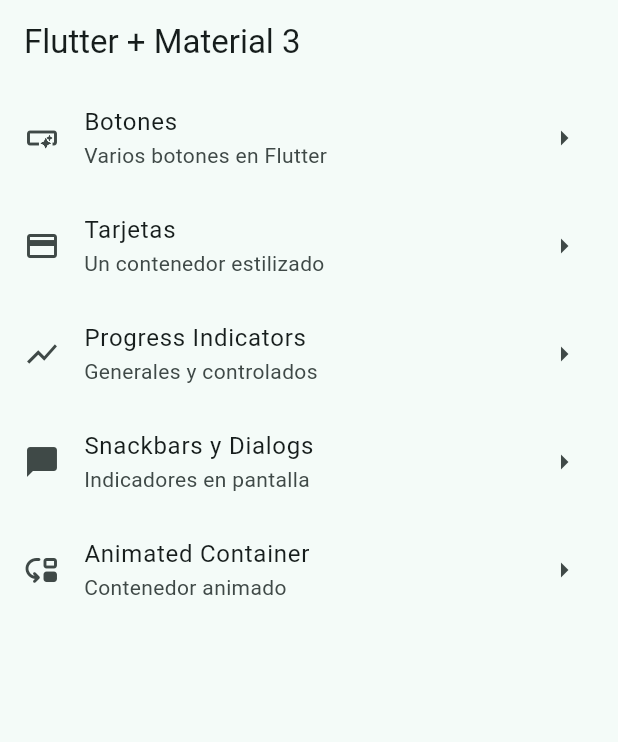
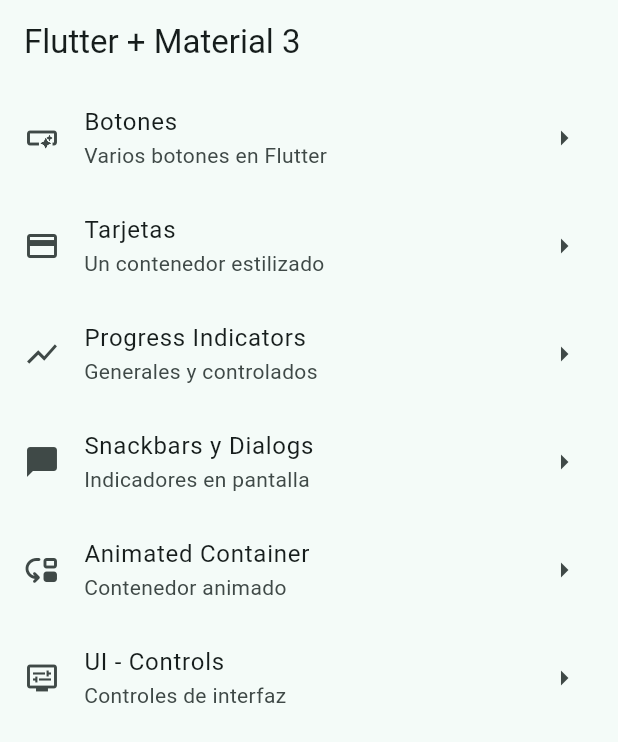
Before and after one commit to auth3rz/app_widgets, a Flutter app: the screen it shows after launch, on a phone screen of 412 x 824 dp. Shown: the top 742 px of the screen. Run offline on Flutter 3.47's test engine with Material 3 defaults, Android fonts, the phone set to English and light mode, and no system bars; our stand-ins replace go_router.

Commit message:
DRY aplicado en ui controls

```diff
--- a/lib/config/goRuter/go_router.dart
+++ b/lib/config/goRuter/go_router.dart
@@ -45,5 +45,12 @@
         return const AnimatedScreen();
       },
     ),
+    GoRoute(
+      path: '/ui-controls',
+      name: UiControlsScreen.name,
+      builder: (context, state) {
+        return const UiControlsScreen();
+      },
+    ),
   ],
 );
--- a/lib/menu/menu_item.dart
+++ b/lib/menu/menu_item.dart
@@ -45,4 +45,10 @@
     link: '/animated',
     icon: Icons.move_down_rounded,
   ),
+  MenuItem(
+    title: 'UI - Controls',
+    subTitle: 'Controles de interfaz',
+    link: '/ui-controls',
+    icon: Icons.display_settings,
+  ),
 ];
```
Also changed, not shown: lib/presentation/screens/ui_controls/ui_controls_screen.dart (+62 -1 lines).
